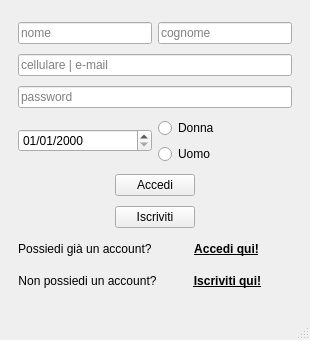
The window that mainwindow.ui (CammelloDK/Form-Iscrizione-Login_Qt) describes before a commit, drawn with Qt 5.
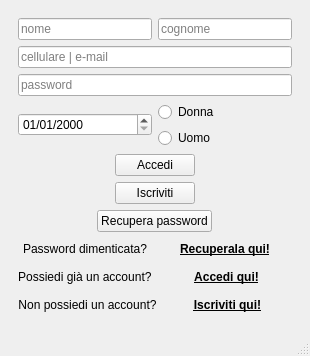
The same window after the commit.

What changed in the file:
```diff
--- a/mainwindow.ui
+++ b/mainwindow.ui
@@ -111,6 +111,44 @@
            </property>
           </widget>
          </item>
+         <item alignment="Qt::AlignHCenter">
+          <widget class="QPushButton" name="btnrecupero">
+           <property name="text">
+            <string>Recupera password</string>
+           </property>
+          </widget>
+         </item>
+         <item>
+          <layout class="QHBoxLayout" name="horizontalLayout_5">
+           <item>
+            <widget class="QLabel" name="lblgotorecupero">
+             <property name="text">
+              <string>Password dimenticata?</string>
+             </property>
+             <property name="alignment">
+              <set>Qt::AlignCenter</set>
+             </property>
+            </widget>
+           </item>
+           <item>
+            <widget class="QPushButton" name="btngotorecupero">
+             <property name="font">
+              <font>
+               <weight>75</weight>
+               <bold>true</bold>
+               <underline>true</underline>
+              </font>
+             </property>
+             <property name="text">
+              <string>Recuperala qui!</string>
+             </property>
+             <property name="flat">
+              <bool>true</bool>
+             </property>
+            </widget>
+           </item>
+          </layout>
+         </item>
          <item>
           <layout class="QHBoxLayout" name="horizontalLayout_3">
            <item>
```
